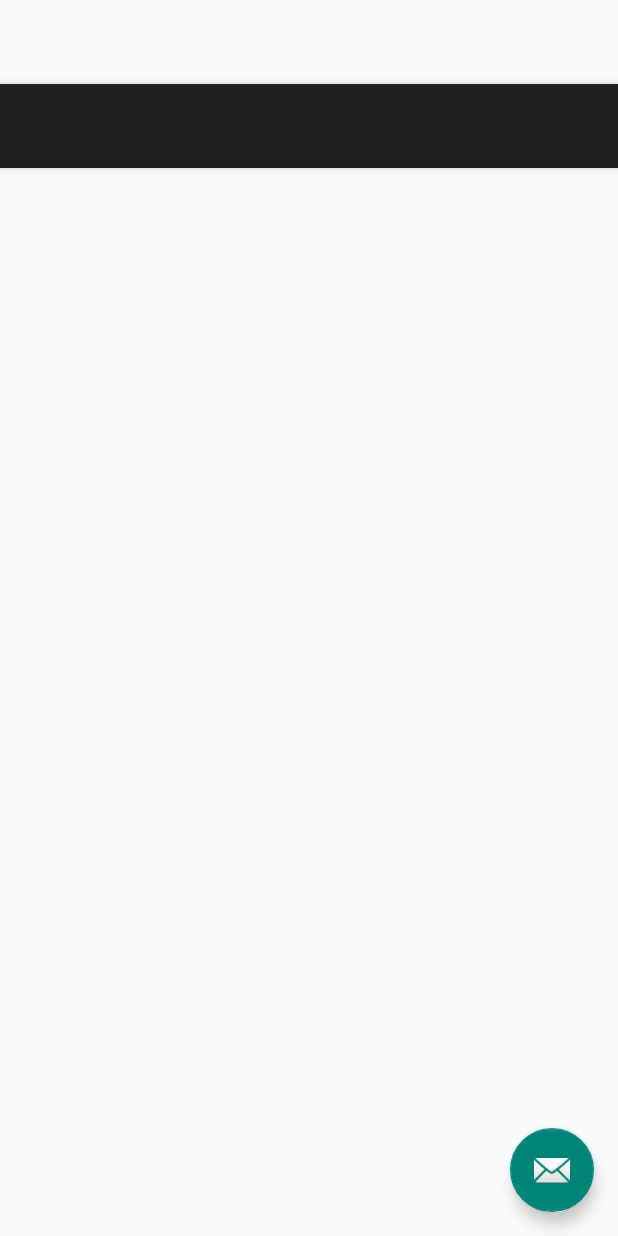
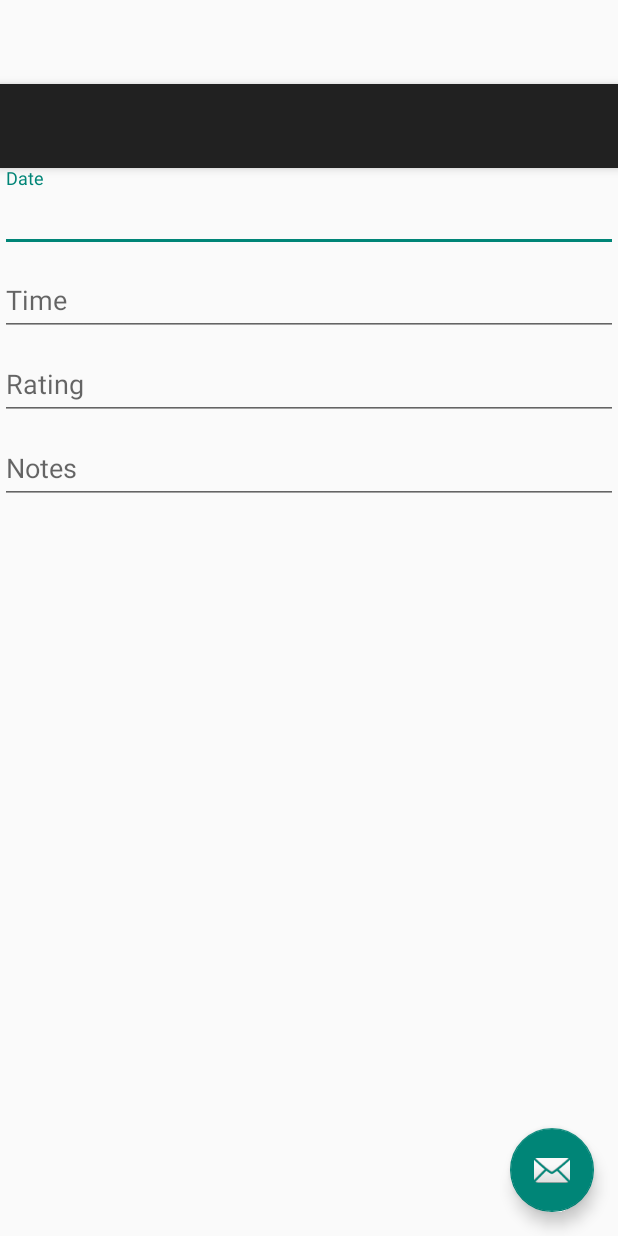
Before and after one commit to wHavelin/HackHarvard, an Android app: the layout activity_new_event.xml on its own in the app's theme, with its tools: preview values and no code run, on a phone screen of 412 x 824 dp. Run offline under Robolectric (Android 15) with nearby library versions, the phone set to English and light mode, and no system bars.

Commit message:
Created basic layout

```diff
--- a/app/build.gradle
+++ b/app/build.gradle
@@ -22,6 +22,8 @@ android {
 dependencies {
     compile fileTree(dir: 'libs', include: ['*.jar'])
     compile 'com.android.support:appcompat-v7:23.1.1'
+    compile 'com.android.support:design:23.1.1'
+    compile 'com.google.code.gson:gson:2.4'
     compile 'com.facebook.shimmer:shimmer:0.1.0@aar'
-    compile 'com.android.support:design:23.1.1'
+    compile 'com.jakewharton:butterknife:7.0.1'
 }
--- a/app/src/main/AndroidManifest.xml
+++ b/app/src/main/AndroidManifest.xml
@@ -10,17 +10,18 @@
         <activity
             android:name=".MainActivity"
             android:label="@string/app_name" >
-            <intent-filter>
-                <action android:name="android.intent.action.MAIN" />
 
-                <category android:name="android.intent.category.LAUNCHER" />
-            </intent-filter>
         </activity>
         <activity
             android:name=".NewEventActivity"
             android:label="@string/title_activity_new_event"
             android:parentActivityName=".MainActivity"
             android:theme="@style/AppTheme.NoActionBar" >
+            <intent-filter>
+                <action android:name="android.intent.action.MAIN" />
+
+                <category android:name="android.intent.category.LAUNCHER" />
+            </intent-filter>
             <meta-data
                 android:name="android.support.PARENT_ACTIVITY"
                 android:value="com.example.researchbeast.myspectrum.MainActivity" />
--- a/app/src/main/java/com/example/researchbeast/myspectrum/NewEventActivity.java
+++ b/app/src/main/java/com/example/researchbeast/myspectrum/NewEventActivity.java
@@ -2,17 +2,32 @@ package com.example.researchbeast.myspectrum;
 
 import android.os.Bundle;
 import android.support.v7.app.AppCompatActivity;
-import android.support.v7.widget.Toolbar;
+import android.text.format.Time;
+import android.widget.EditText;
+
+import butterknife.Bind;
+import butterknife.ButterKnife;
 
 public class NewEventActivity extends AppCompatActivity {
+    @Bind(R.id.date_edittext) EditText mDateEditText;
+    @Bind(R.id.time_edittext) EditText mTimeEditText;
+    @Bind(R.id.rating_edittext) EditText mRatingEditText;
+    @Bind(R.id.notes_edittext) EditText mNotesEditText;
 
     @Override
     protected void onCreate(Bundle savedInstanceState) {
         super.onCreate(savedInstanceState);
         setContentView(R.layout.activity_new_event);
-        Toolbar toolbar = (Toolbar) findViewById(R.id.toolbar);
-        setSupportActionBar(toolbar);
-        getSupportActionBar().setDisplayHomeAsUpEnabled(true);
+        ButterKnife.bind(this);
+        setDateTime();
+    }
+
+    private void setDateTime() {
+        Time today = new Time(Time.getCurrentTimezone());
+        today.setToNow();
+
+        mDateEditText.setText(today.month+"/"+today.monthDay+"/"+today.year);
+
     }
 
 }
--- /dev/null
+++ b/app/src/main/java/com/example/researchbeast/myspectrum/models/NewEventModel.java
@@ -0,0 +1,11 @@
+package com.example.researchbeast.myspectrum.models;
+
+public class NewEventModel {
+    public String date;
+
+    public String time;
+
+    public String notes;
+
+    public Integer rating;
+}
--- a/app/src/main/res/layout/content_new_event.xml
+++ b/app/src/main/res/layout/content_new_event.xml
@@ -1,13 +1,66 @@
 <?xml version="1.0" encoding="utf-8"?>
 <RelativeLayout xmlns:android="http://schemas.android.com/apk/res/android"
-    xmlns:tools="http://schemas.android.com/tools"
-    xmlns:app="http://schemas.android.com/apk/res-auto" android:layout_width="match_parent"
-    android:layout_height="match_parent" android:paddingLeft="@dimen/activity_horizontal_margin"
-    android:paddingRight="@dimen/activity_horizontal_margin"
-    android:paddingTop="@dimen/activity_vertical_margin"
-    android:paddingBottom="@dimen/activity_vertical_margin"
-    app:layout_behavior="@string/appbar_scrolling_view_behavior"
-    tools:showIn="@layout/activity_new_event"
-    tools:context="com.example.researchbeast.myspectrum.NewEventActivity">
+    android:layout_width="match_parent"
+    android:layout_height="match_parent">
+
+    <android.support.v7.widget.Toolbar
+        android:id="@+id/toolbar"
+        android:layout_width="match_parent"
+        android:layout_height="wrap_content"
+        android:elevation="4dp" />
+
+    <android.support.design.widget.TextInputLayout
+        android:id="@+id/date_wrapper"
+        android:layout_width="match_parent"
+        android:layout_height="wrap_content"
+        android:layout_below="@id/toolbar">
+        <EditText
+            android:id="@+id/date_edittext"
+            android:singleLine="true"
+            android:layout_width="match_parent"
+            android:layout_height="wrap_content"
+            android:hint="Date"/>
+    </android.support.design.widget.TextInputLayout>
+
+    <android.support.design.widget.TextInputLayout
+        android:id="@+id/time_wrapper"
+        android:layout_width="match_parent"
+        android:layout_height="wrap_content"
+        android:layout_below="@id/date_wrapper">
+        <EditText
+            android:id="@+id/time_edittext"
+            android:layout_width="match_parent"
+            android:layout_height="wrap_content"
+            android:hint="Time"/>
+    </android.support.design.widget.TextInputLayout>
+
+    <android.support.design.widget.TextInputLayout
+        android:id="@+id/rating_wrapper"
+        android:layout_width="match_parent"
+        android:layout_height="wrap_content"
+        android:layout_below="@id/time_wrapper">
+        <EditText
+            android:id="@+id/rating_edittext"
+            android:layout_width="match_parent"
+            android:layout_height="wrap_content"
+            android:inputType="numberDecimal"
+            android:hint="Rating"/>
+    </android.support.design.widget.TextInputLayout>
+
+    <android.support.design.widget.TextInputLayout
+        android:id="@+id/notes_wrapper"
+        android:layout_width="match_parent"
+        android:layout_height="wrap_content"
+        android:layout_below="@id/rating_wrapper">
+        <EditText
+            android:id="@+id/notes_edittext"
+            android:layout_width="match_parent"
+            android:layout_height="wrap_content"
+            android:hint="Notes"
+            android:inputType="textCapSentences|textMultiLine"
+            android:maxLength="5000"
+            android:maxLines="150"/>
+    </android.support.design.widget.TextInputLayout>
+
 
 </RelativeLayout>
```
Also changed, not shown: 1 other file.
